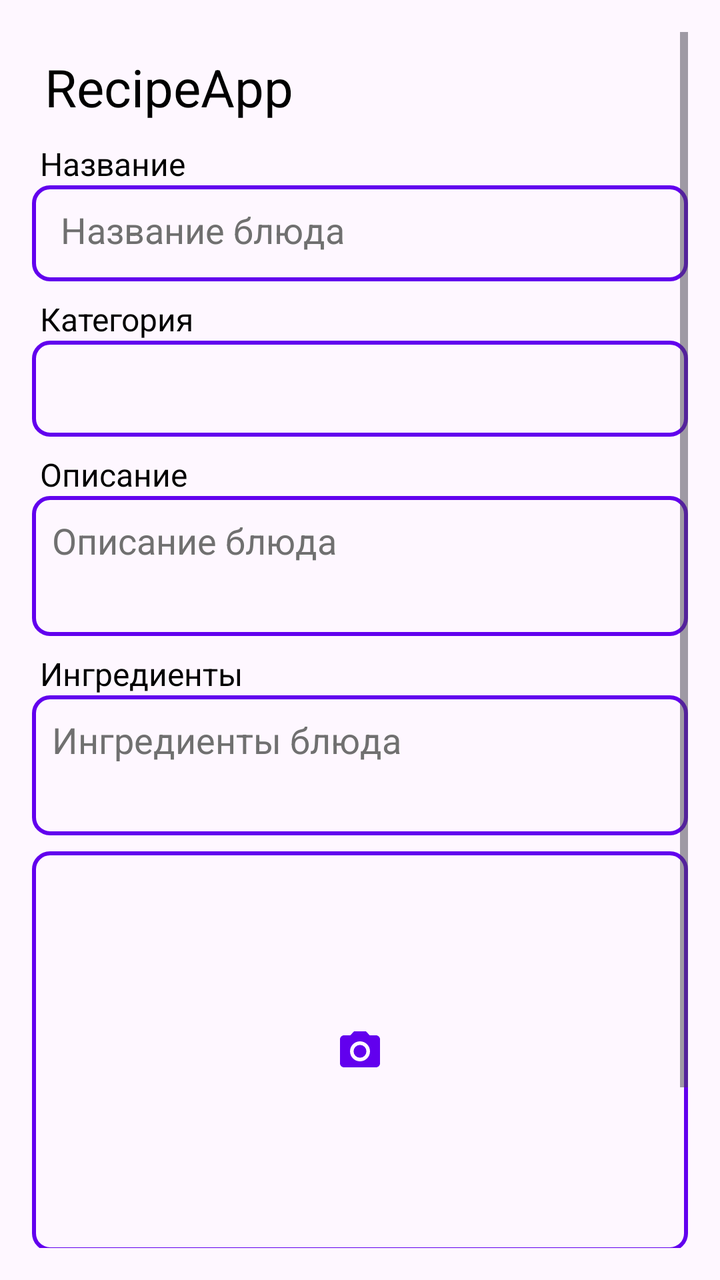
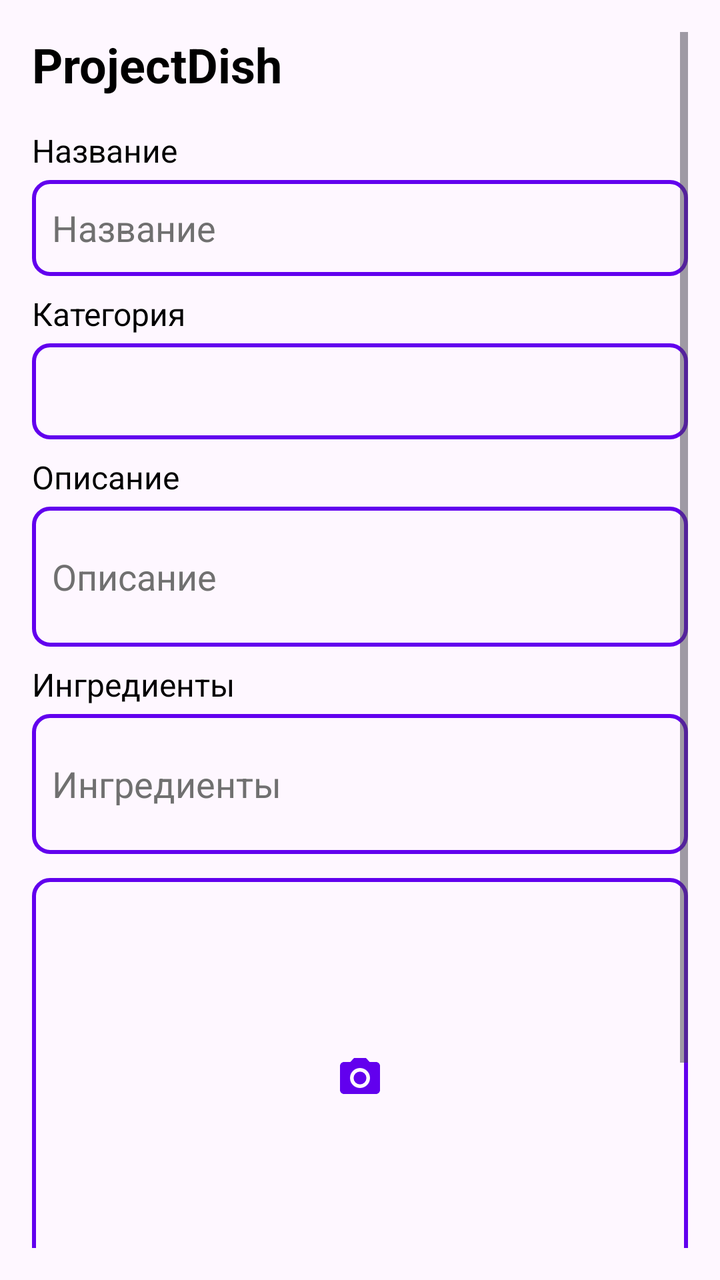

Screens rendered from an Android XML layout before and after an edit, with the pre-edit source and the edit as a unified diff.
<!-- AndroidManifest.xml: application theme Theme.RecipeApp -->
<!-- res/layout/activity_add_edit_recipe.xml -->
<?xml version="1.0" encoding="utf-8"?>
<ScrollView xmlns:android="http://schemas.android.com/apk/res/android"
    xmlns:tools="http://schemas.android.com/tools"
    android:layout_width="match_parent"
    android:layout_height="match_parent"
    android:padding="16dp">
        <LinearLayout
            android:layout_width="match_parent"
            android:layout_height="wrap_content"
            android:orientation="vertical">

                <TextView
                    android:layout_width="match_parent"
                    android:layout_height="40dp"
                    android:layout_marginBottom="5dp"
                    android:layout_marginTop="10dp"
                    android:text=" RecipeApp"
                    android:textColor="@color/edittext_text"
                    android:textSize="26sp"
                    tools:ignore="HardcodedText,TextSizeCheck" />
                <TextView
                    android:layout_width="match_parent"
                    android:layout_height="wrap_content"
                    android:text=" Название"
                    android:textColor="@color/edittext_text"
                    android:textSize="16sp"
                    android:layout_marginTop="0dp"
                    tools:ignore="HardcodedText" />
                <EditText
                    android:id="@+id/titleEditText"
                    android:layout_width="match_parent"
                    android:layout_height="wrap_content"
                    android:background="@drawable/edittext_border"
                    android:gravity="top"
                    android:hint=" Название блюда"
                    android:importantForAutofill="no"
                    android:inputType="text"
                    android:minHeight="48dp"
                    android:padding="10dp"
                    android:maxLines="4"
                    android:maxLength="100"
                    android:textColor="@color/edittext_text"
                    android:textColorHint="@color/edittext_hint"
                    tools:ignore="HardcodedText,VisualLintTextFieldSize" />
                <TextView
                    android:layout_width="match_parent"
                    android:layout_height="wrap_content"
                    android:text=" Категория"
                    android:textColor="@color/edittext_text"
                    android:textSize="16sp"
                    android:layout_marginTop="8dp"
                    android:layout_marginBottom="0dp"
                    tools:ignore="HardcodedText" />
                <Spinner
                    android:id="@+id/categorySpinner"
                    android:layout_width="match_parent"
                    android:layout_height="wrap_content"
                    android:background="@drawable/edittext_border"
                    android:textColor="@color/edittext_text"
                    android:layout_marginTop="0dp"
                    android:layout_marginBottom="8dp"
                    android:minHeight="48dp" />
                <TextView
                    android:layout_width="match_parent"
                    android:layout_height="wrap_content"
                    android:text=" Описание"
                    android:textColor="@color/edittext_text"
                    android:textSize="16sp"
                    android:layout_marginTop="0dp"
                    tools:ignore="HardcodedText" />
                <EditText
                    android:id="@+id/descriptionEditText"
                    android:layout_width="match_parent"
                    android:layout_height="wrap_content"
                    android:background="@drawable/edittext_border"
                    android:gravity="top"
                    android:hint="Описание блюда"
                    android:importantForAutofill="no"
                    android:inputType="textMultiLine"
                    android:minHeight="70dp"
                    android:padding="10dp"
                    android:maxLines="10"
                    android:maxLength="300"
                    android:scrollbars="vertical"
                    android:textColor="@color/edittext_text"
                    android:textColorHint="@color/edittext_hint"
                    tools:ignore="HardcodedText,VisualLintTextFieldSize" />
                <TextView
                    android:layout_width="match_parent"
                    android:layout_height="wrap_content"
                    android:text=" Ингредиенты"
                    android:textColor="@color/edittext_text"
                    android:textSize="16sp"
                    android:layout_marginTop="8dp"
                    tools:ignore="HardcodedText" />
                <EditText
                    android:id="@+id/ingredientsEditText"
                    android:layout_width="match_parent"
                    android:layout_height="wrap_content"
                    android:layout_marginTop="0dp"
                    android:background="@drawable/edittext_border"
                    android:gravity="top"
                    android:hint="Ингредиенты блюда"
                    android:importantForAutofill="no"
                    android:inputType="textMultiLine"
                    android:minHeight="70dp"
                    android:padding="10dp"
                    android:maxLines="10"
                    android:maxLength="300"
                    android:scrollbars="vertical"
                    android:textColor="@color/edittext_text"
                    android:textColorHint="@color/edittext_hint"
                    tools:ignore="HardcodedText,VisualLintTextFieldSize" />

                <ImageView
                    android:id="@+id/recipeImageView"
                    android:layout_width="match_parent"
                    android:layout_height="200dp"
                    android:layout_marginTop="8dp"
                    android:adjustViewBounds="true"
                    android:background="@drawable/edittext_border"
                    android:importantForAccessibility="no"
                    android:padding="16dp"
                    android:scaleType="centerInside"
                    android:src="@drawable/camera" />

                <Button
                    android:id="@+id/addPhotoButton"
                    android:layout_width="match_parent"
                    android:layout_height="wrap_content"
                    android:layout_marginTop="8dp"
                    android:backgroundTint="@color/purple_500"
                    android:text="Добавить фото"
                    android:textColor="@color/white"
                    tools:ignore="HardcodedText,TextContrastCheck,VisualLintButtonSize" />

                <Button
                    android:id="@+id/saveButton"
                    android:layout_width="match_parent"
                    android:layout_height="wrap_content"
                    android:layout_marginTop="8dp"
                    android:backgroundTint="@color/purple_500"
                    android:text="Сохранить"
                    android:textColor="@color/white"
                    tools:ignore="HardcodedText,TextContrastCheck,VisualLintButtonSize" />

                <Button
                    android:id="@+id/deleteButton"
                    android:layout_width="match_parent"
                    android:layout_height="wrap_content"
                    android:text="Удалить"
                    android:layout_marginTop="8dp"
                    android:backgroundTint="@color/purple_500"
                    android:textColor="@color/white"
                    android:visibility="gone"
                    tools:ignore="HardcodedText" />
        </LinearLayout>
</ScrollView>
<!-- resources referenced by this layout -->
<resources>
  <color name="edittext_hint">#707070</color>
  <color name="edittext_text">#000000</color>
  <color name="purple_500">#6200EE</color>
  <color name="white">#FFFFFFFF</color>
  <!-- drawable camera (drawable) -->
  <vector xmlns:android="http://schemas.android.com/apk/res/android" android:height="24dp" android:tint="#6200EE" android:viewportHeight="24" android:viewportWidth="24" android:width="24dp">
        
      <path android:fillColor="@android:color/white" android:pathData="M12,12m-3.2,0a3.2,3.2 0,1 1,6.4 0a3.2,3.2 0,1 1,-6.4 0"/>
        
      <path android:fillColor="@android:color/white" android:pathData="M9,2L7.17,4L4,4c-1.1,0 -2,0.9 -2,2v12c0,1.1 0.9,2 2,2h16c1.1,0 2,-0.9 2,-2L22,6c0,-1.1 -0.9,-2 -2,-2h-3.17L15,2L9,2zM12,17c-2.76,0 -5,-2.24 -5,-5s2.24,-5 5,-5 5,2.24 5,5 -2.24,5 -5,5z"/>
      
  </vector>
  <!-- drawable edittext_border (drawable) -->
  <?xml version="1.0" encoding="utf-8"?>
  <selector xmlns:android="http://schemas.android.com/apk/res/android">
      <item>
          <shape android:shape="rectangle">
              <solid android:color="@android:color/transparent"/>
              <stroke android:width="2dp" android:color="@color/purple_500"/>
              <corners android:radius="8dp"/>
              <padding android:left="8dp" android:right="8dp"/>
          </shape>
      </item>
  </selector>
  <style name="Theme.RecipeApp" parent="Base.Theme.RecipeApp" />
  <style name="Base.Theme.RecipeApp" parent="Theme.Material3.DayNight.NoActionBar">
          
          
      </style>
</resources>

<!-- the commit's change to res/layout/activity_add_edit_recipe.xml (unified diff, before → after) -->
@@ -1,158 +1,161 @@
 <?xml version="1.0" encoding="utf-8"?>
 <ScrollView xmlns:android="http://schemas.android.com/apk/res/android"
-    xmlns:tools="http://schemas.android.com/tools"
     android:layout_width="match_parent"
     android:layout_height="match_parent"
     android:padding="16dp">
+
         <LinearLayout
             android:layout_width="match_parent"
             android:layout_height="wrap_content"
             android:orientation="vertical">
 
                 <TextView
-                    android:layout_width="match_parent"
-                    android:layout_height="40dp"
-                    android:layout_marginBottom="5dp"
-                    android:layout_marginTop="10dp"
-                    android:text=" RecipeApp"
+                    android:layout_width="wrap_content"
+                    android:layout_height="wrap_content"
+                    android:text="ProjectDish"
+                    android:textSize="24sp"
+                    android:textStyle="bold"
                     android:textColor="@color/edittext_text"
-                    android:textSize="26sp"
-                    tools:ignore="HardcodedText,TextSizeCheck" />
+                    android:layout_marginBottom="16dp" />
+
                 <TextView
                     android:layout_width="match_parent"
                     android:layout_height="wrap_content"
-                    android:text=" Название"
+                    android:text="Название"
                     android:textColor="@color/edittext_text"
-                    android:textSize="16sp"
-                    android:layout_marginTop="0dp"
-                    tools:ignore="HardcodedText" />
+                    android:textSize="16sp" />
+
                 <EditText
                     android:id="@+id/titleEditText"
                     android:layout_width="match_parent"
                     android:layout_height="wrap_content"
                     android:background="@drawable/edittext_border"
-                    android:gravity="top"
-                    android:hint=" Название блюда"
-                    android:importantForAutofill="no"
+                    android:hint="Название"
                     android:inputType="text"
                     android:minHeight="48dp"
                     android:padding="10dp"
-                    android:maxLines="4"
-                    android:maxLength="100"
                     android:textColor="@color/edittext_text"
                     android:textColorHint="@color/edittext_hint"
-                    tools:ignore="HardcodedText,VisualLintTextFieldSize" />
+                    android:layout_marginTop="4dp"
+                    android:layout_marginBottom="8dp" />
+
                 <TextView
                     android:layout_width="match_parent"
                     android:layout_height="wrap_content"
-                    android:text=" Категория"
+                    android:text="Категория"
                     android:textColor="@color/edittext_text"
-                    android:textSize="16sp"
-                    android:layout_marginTop="8dp"
-                    android:layout_marginBottom="0dp"
-                    tools:ignore="HardcodedText" />
+                    android:textSize="16sp" />
+
                 <Spinner
                     android:id="@+id/categorySpinner"
                     android:layout_width="match_parent"
                     android:layout_height="wrap_content"
                     android:background="@drawable/edittext_border"
-                    android:textColor="@color/edittext_text"
-                    android:layout_marginTop="0dp"
-                    android:layout_marginBottom="8dp"
-                    android:minHeight="48dp" />
+                    android:minHeight="48dp"
+                    android:layout_marginTop="4dp"
+                    android:layout_marginBottom="8dp" />
+
                 <TextView
                     android:layout_width="match_parent"
                     android:layout_height="wrap_content"
-                    android:text=" Описание"
+                    android:text="Описание"
                     android:textColor="@color/edittext_text"
-                    android:textSize="16sp"
-                    android:layout_marginTop="0dp"
-                    tools:ignore="HardcodedText" />
+                    android:textSize="16sp" />
+
                 <EditText
                     android:id="@+id/descriptionEditText"
                     android:layout_width="match_parent"
                     android:layout_height="wrap_content"
                     android:background="@drawable/edittext_border"
-                    android:gravity="top"
-                    android:hint="Описание блюда"
-                    android:importantForAutofill="no"
+                    android:hint="Описание"
                     android:inputType="textMultiLine"
                     android:minHeight="70dp"
                     android:padding="10dp"
                     android:maxLines="10"
-                    android:maxLength="300"
-                    android:scrollbars="vertical"
                     android:textColor="@color/edittext_text"
                     android:textColorHint="@color/edittext_hint"
-                    tools:ignore="HardcodedText,VisualLintTextFieldSize" />
+                    android:layout_marginTop="4dp"
+                    android:layout_marginBottom="8dp" />
+
                 <TextView
                     android:layout_width="match_parent"
                     android:layout_height="wrap_content"
-                    android:text=" Ингредиенты"
+                    android:text="Ингредиенты"
                     android:textColor="@color/edittext_text"
-                    android:textSize="16sp"
-                    android:layout_marginTop="8dp"
-                    tools:ignore="HardcodedText" />
+                    android:textSize="16sp" />
+
                 <EditText
                     android:id="@+id/ingredientsEditText"
                     android:layout_width="match_parent"
                     android:layout_height="wrap_content"
-                    android:layout_marginTop="0dp"
                     android:background="@drawable/edittext_border"
-                    android:gravity="top"
-                    android:hint="Ингредиенты блюда"
-                    android:importantForAutofill="no"
+                    android:hint="Ингредиенты"
                     android:inputType="textMultiLine"
                     android:minHeight="70dp"
                     android:padding="10dp"
                     android:maxLines="10"
-                    android:maxLength="300"
-                    android:scrollbars="vertical"
                     android:textColor="@color/edittext_text"
                     android:textColorHint="@color/edittext_hint"
-                    tools:ignore="HardcodedText,VisualLintTextFieldSize" />
+                    android:layout_marginTop="4dp"
+                    android:layout_marginBottom="8dp" />
 
                 <ImageView
                     android:id="@+id/recipeImageView"
                     android:layout_width="match_parent"
                     android:layout_height="200dp"
-                    android:layout_marginTop="8dp"
+                    android:layout_marginTop="4dp"
+                    android:background="@drawable/edittext_border"
                     android:adjustViewBounds="true"
-                    android:background="@drawable/edittext_border"
-                    android:importantForAccessibility="no"
+                    android:scaleType="centerInside"
                     android:padding="16dp"
-                    android:scaleType="centerInside"
                     android:src="@drawable/camera" />
 
                 <Button
                     android:id="@+id/addPhotoButton"
                     android:layout_width="match_parent"
                     android:layout_height="wrap_content"
-                    android:layout_marginTop="8dp"
-                    android:backgroundTint="@color/purple_500"
+                    android:layout_marginTop="12dp"
                     android:text="Добавить фото"
-                    android:textColor="@color/white"
-                    tools:ignore="HardcodedText,TextContrastCheck,VisualLintButtonSize" />
+                    android:textColor="@android:color/white"
+                    android:background="@drawable/button_background" />
 
                 <Button
                     android:id="@+id/saveButton"
                     android:layout_width="match_parent"
                     android:layout_height="wrap_content"
                     android:layout_marginTop="8dp"
-                    android:backgroundTint="@color/purple_500"
                     android:text="Сохранить"
-                    android:textColor="@color/white"
-                    tools:ignore="HardcodedText,TextContrastCheck,VisualLintButtonSize" />
+                    android:textColor="@android:color/white"
+                    android:background="@drawable/button_background" />
 
                 <Button
                     android:id="@+id/deleteButton"
                     android:layout_width="match_parent"
                     android:layout_height="wrap_content"
+                    android:layout_marginTop="8dp"
                     android:text="Удалить"
+                    android:textColor="@android:color/white"
+                    android:background="@drawable/button_background"
+                    android:visibility="gone" />
+
+                <Button
+                    android:id="@+id/addToFavoritesButton"
+                    android:layout_width="match_parent"
+                    android:layout_height="wrap_content"
                     android:layout_marginTop="8dp"
-                    android:backgroundTint="@color/purple_500"
-                    android:textColor="@color/white"
-                    android:visibility="gone"
-                    tools:ignore="HardcodedText" />
+                    android:text="Добавить в избранное"
+                    android:textColor="@android:color/white"
+                    android:background="@drawable/button_background"
+                    android:visibility="gone" />
+
+                <Button
+                    android:id="@+id/createRequestButton"
+                    android:layout_width="match_parent"
+                    android:layout_height="wrap_content"
+                    android:layout_marginTop="8dp"
+                    android:text="Предложить рецепт"
+                    android:textColor="@android:color/white"
+                    android:background="@drawable/button_background"
+                    android:visibility="gone" />
         </LinearLayout>
 </ScrollView>
<!-- resource entries referenced after the edit -->
@@ -2,8 +2,28 @@
 <resources>
   <color name="edittext_hint">#707070</color>
   <color name="edittext_text">#000000</color>
+  <!-- drawable button_background (drawable) -->
+  <?xml version="1.0" encoding="utf-8"?>
+  <selector xmlns:android="http://schemas.android.com/apk/res/android">
+  
+      
+      <item android:state_pressed="true">
+          <shape>
+              <solid android:color="#E05555" />
+              rners android:radius="8dp" />
+          </shape>
+      </item>
+  
+      
+      <item>
+          <shape>
+              <solid android:color="#FF6B6B" />
+              rners android:radius="8dp" />
+          </shape>
+      </item>
+  
+  </selector>
   <color name="purple_500">#6200EE</color>
-  <color name="white">#FFFFFFFF</color>
   <!-- drawable camera (drawable) -->
   <vector xmlns:android="http://schemas.android.com/apk/res/android" android:height="24dp" android:tint="#6200EE" android:viewportHeight="24" android:viewportWidth="24" android:width="24dp">
         
